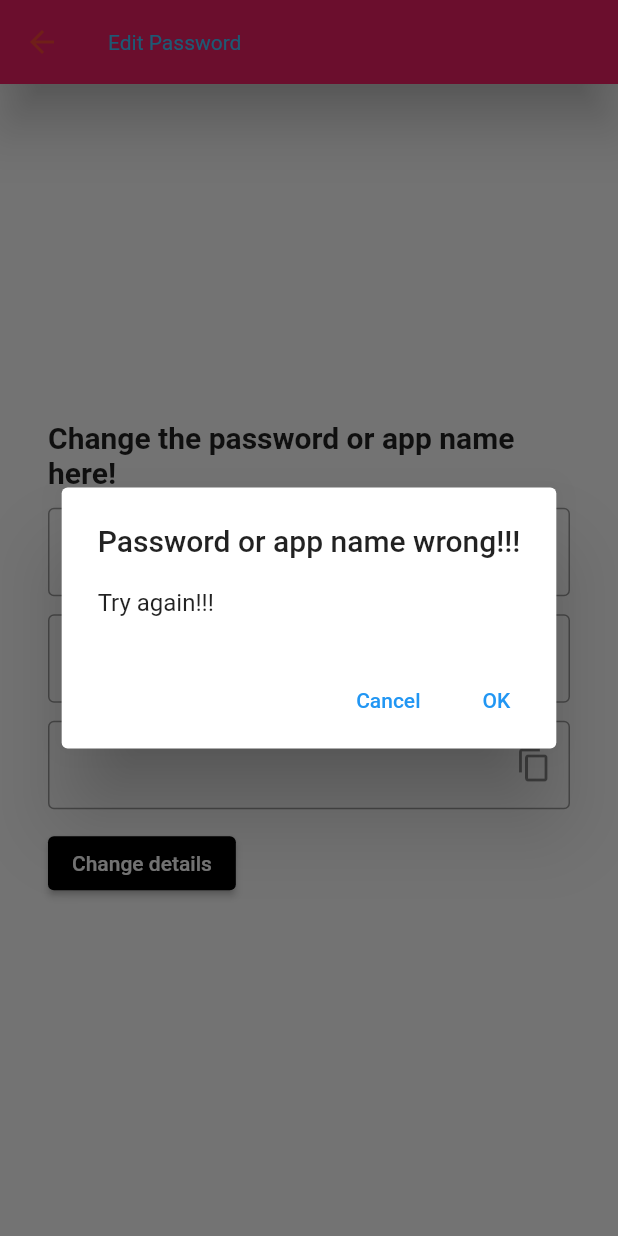
After one commit to Alexayy/password-generator-flutter, a Flutter app: the EditPasswordPage screen opened directly, after a tap on "Change details", on a phone screen of 412 x 824 dp. The commit adds this screen. Run offline on Flutter 3.47's test engine with Material 2 defaults, Android fonts, the light colour scheme and no system bars; our stand-ins replace cloud_firestore, firebase_auth, firebase_core; accounts and stored records are empty.

Commit message:
changed lots of things

```diff
--- /dev/null
+++ b/lib/screens/EditPasswordPage.dart
@@ -0,0 +1,187 @@
+import 'package:cloud_firestore/cloud_firestore.dart';
+import 'package:firebase_auth/firebase_auth.dart';
+import 'package:flutter/cupertino.dart';
+import 'package:flutter/material.dart';
+import 'package:flutter/services.dart';
+
+class EditPasswordPage extends StatelessWidget {
+  final controller = TextEditingController();
+  final appForPassword = TextEditingController();
+  final newAppForPassword = TextEditingController();
+  String newAppName = '';
+  String password = '';
+
+  Widget _buildButton(BuildContext context, String newAppName) {
+    final backgroundColor = MaterialStateColor.resolveWith((states) =>
+        states.contains(MaterialState.pressed) ? Colors.pink : Colors.black);
+
+    return ElevatedButton(
+      style: ButtonStyle(backgroundColor: backgroundColor),
+      onPressed: () {
+        newAppName = newAppForPassword.text;
+        password = controller.text;
+        showAlertDialog(context);
+        _update(appForPassword.text, newAppForPassword.text);
+      },
+      child: Text("Change details"),
+    );
+  }
+
+  bool g = true;
+  Future<bool> _asyncConvert(String userEmail) async {
+    if (appForPassword.text.isEmpty) {
+      return false;
+    } else {
+      var ref = firestore.collection('${userEmail}').doc(appForPassword.text);
+      var some = ref.snapshots().listen((event) {
+        if (event.exists) {
+          g = true;
+        } else {
+          g = false;
+        }
+      });
+    }
+
+    return g;
+  }
+
+  showAlertDialog(BuildContext context) async {
+    final FirebaseAuth auth = FirebaseAuth.instance;
+    final User? user = auth.currentUser;
+
+    final bool a = password.isEmpty;
+    bool b = await _asyncConvert('${user?.email}');
+
+    // set up the buttons
+    Widget cancelButton = TextButton(
+      child: Text("Cancel"),
+      onPressed:  () { Navigator.pop(context); },
+    );
+    Widget continueButton = TextButton(
+      child: Text("OK"),
+      onPressed:  () { Navigator.pop(context); },
+    );
+
+    // set up the AlertDialog
+    AlertDialog alert = AlertDialog(
+      title: Text(a || !b ? "Password or app name wrong!!!" : "Success"),
+      content: Text(a || !b ? "Try again!!!" : "YAY"),
+      actions: [
+        cancelButton,
+        continueButton,
+      ],
+    );
+
+    // show the dialog
+    showDialog(
+      context: context,
+      builder: (BuildContext context) {
+        return alert;
+      },
+    );
+  }
+
+  final FirebaseFirestore firestore = FirebaseFirestore.instance;
+  final FirebaseAuth auth = FirebaseAuth.instance;
+
+  void _update(String appName, String newAppName) async {
+    final User? user = auth.currentUser;
+    try {
+      firestore.collection("${user?.email}").doc(appName).update({
+        'appName': newAppName,
+        'generatedPass': password,
+      });
+
+      firestore.collection("${user?.email}").doc(appName).get().then((doc) {
+        if (doc.exists) {
+          var data = doc.data();
+          firestore.collection("${user?.email}").doc(newAppForPassword.text).set(data!).then((a) {
+            firestore.collection("${user?.email}").doc(appName).delete();
+          });
+        }
+      });
+
+
+    } catch (e) {
+      print(e);
+    }
+  }
+
+  @override
+  Widget build(BuildContext context) {
+
+    final backgroundColor = MaterialStateColor.resolveWith((states) =>
+        states.contains(MaterialState.pressed) ? Colors.pink : Colors.black);
+
+    return Scaffold(
+      appBar: AppBar(
+        title: Text(
+          'Edit Password',
+        ),
+        titleTextStyle: Theme.of(context).appBarTheme.titleTextStyle,
+      ),
+      body: Container(
+        padding: EdgeInsets.all(32),
+        child: Column(
+          crossAxisAlignment: CrossAxisAlignment.start,
+          mainAxisAlignment: MainAxisAlignment.center,
+          children: <Widget>[
+            Text(
+              'Change the password or app name here!',
+              style: TextStyle(fontSize: 20, fontWeight: FontWeight.bold),
+            ),
+            const SizedBox(height: 12,),
+
+            TextFormField(
+              cursorColor: Colors.red,
+              // keyboardType: inputType,
+              controller: appForPassword,
+              decoration: InputDecoration(
+                border: OutlineInputBorder(),
+                hintText: 'App name',
+              ),
+            ), // APP TEXT FIELD
+            const SizedBox(height: 12),
+
+            TextFormField(
+              cursorColor: Colors.red,
+              // keyboardType: inputType,
+              controller: newAppForPassword,
+              decoration: InputDecoration(
+                border: OutlineInputBorder(),
+                hintText: 'New App name',
+              ),
+            ),
+            const SizedBox(height: 12),
+            TextField(
+              controller: controller,
+              decoration: InputDecoration(
+                  border: OutlineInputBorder(),
+                  suffixIcon: IconButton(
+                    icon: Icon(Icons.copy),
+                    onPressed: () {
+                      final data = ClipboardData(text: controller.text);
+                      Clipboard.setData(data);
+
+                      final snackBar = SnackBar(
+                        content: Text(
+                          'Password Copied',
+                          style: TextStyle(fontWeight: FontWeight.bold),
+                        ),
+                        backgroundColor: Colors.pink,
+                      );
+
+                      ScaffoldMessenger.of(context)
+                        ..removeCurrentSnackBar()
+                        ..showSnackBar(snackBar);
+                    },
+                  )),
+            ), // PASSWORD TEXT FIELD
+            const SizedBox(height: 12),
+            _buildButton(context, newAppName)
+          ],
+        ),
+      ),
+    );
+  }
+}
```
Also changed, not shown: lib/screens/ForgotPassPage.dart (+0 -7 lines), lib/screens/LoginPage.dart (+7 -14 lines), lib/screens/PassGeneratorPage.dart (+32 -22 lines), lib/screens/PasswordManager.dart (+37 -8 lines), lib/screens/RegisterPage.dart (+2 -10 lines).
